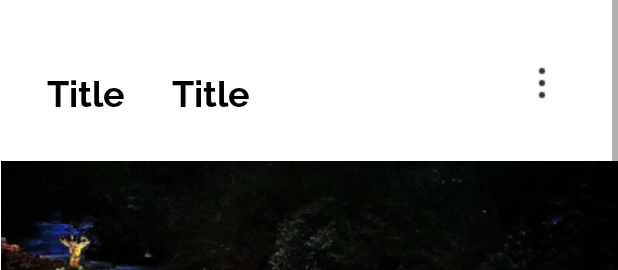
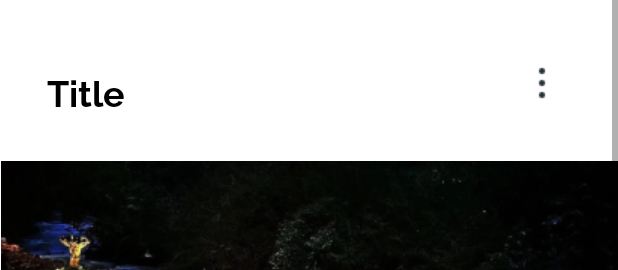
Before and after one commit to byf1sh/PineusTiluMobileAppNew, an Android app: the layout activity_detail_booking_deck.xml on its own in the app's theme, with its tools: preview values and no code run, on a phone screen of 412 x 824 dp. Shown: the top 270 px of the screen. Run offline under Robolectric (Android 15) with nearby library versions, the phone set to English and light mode, and no system bars.

Commit message:
menghapus text title

```diff
--- a/app/src/main/res/layout/activity_detail_booking_deck.xml
+++ b/app/src/main/res/layout/activity_detail_booking_deck.xml
@@ -27,18 +27,7 @@
             app:layout_constraintTop_toTopOf="parent"
             android:textColor="@color/black"/>
 
-        <TextView
-            android:id="@+id/avail_dbd"
-            android:layout_width="wrap_content"
-            android:layout_height="wrap_content"
-            android:layout_marginStart="31dp"
-            android:layout_marginTop="43dp"
-            android:fontFamily="@font/raleway"
-            android:text="Title"
-            android:textSize="24sp"
-            app:layout_constraintStart_toEndOf="@id/header_dbd"
-            app:layout_constraintTop_toTopOf="parent"
-            android:textColor="@color/black"/>
+
 
         <ImageView
             android:id="@+id/threedots_pp"
```
